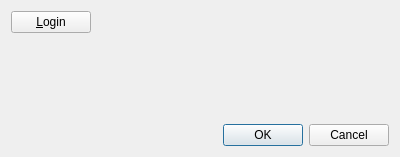
martinrotter/rssguard, file src/services/inoreader/gui/formeditinoreaderaccount.ui: the form before one commit.
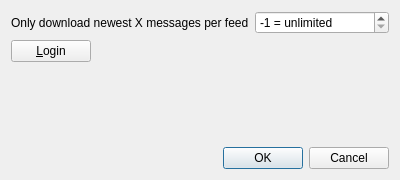
The form after the commit. Custom widgets are drawn as their Qt base class.

What changed in the file:
```diff
--- a/src/services/inoreader/gui/formeditinoreaderaccount.ui
+++ b/src/services/inoreader/gui/formeditinoreaderaccount.ui
@@ -7,25 +7,44 @@
     <x>0</x>
     <y>0</y>
     <width>400</width>
-    <height>157</height>
+    <height>180</height>
    </rect>
   </property>
   <property name="windowTitle">
    <string>Dialog</string>
   </property>
-  <layout class="QGridLayout" name="gridLayout">
-   <item row="1" column="0">
-    <widget class="QDialogButtonBox" name="m_buttonBox">
-     <property name="orientation">
-      <enum>Qt::Horizontal</enum>
-     </property>
-     <property name="standardButtons">
-      <set>QDialogButtonBox::Cancel|QDialogButtonBox::Ok</set>
-     </property>
-    </widget>
-   </item>
+  <layout class="QFormLayout" name="formLayout">
    <item row="0" column="0">
-    <layout class="QFormLayout" name="formLayout">
+    <widget class="QLabel" name="label">
+     <property name="text">
+      <string>Only download newest X messages per feed</string>
+     </property>
+    </widget>
+   </item>
+   <item row="0" column="1">
+    <widget class="QSpinBox" name="m_spinLimitMessages">
+     <property name="maximumSize">
+      <size>
+       <width>140</width>
+       <height>16777215</height>
+      </size>
+     </property>
+     <property name="suffix">
+      <string> = unlimited</string>
+     </property>
+     <property name="minimum">
+      <number>-1</number>
+     </property>
+     <property name="maximum">
+      <number>1000</number>
+     </property>
+     <property name="value">
+      <number>-1</number>
+     </property>
+    </widget>
+   </item>
+   <item row="1" column="0" colspan="2">
+    <layout class="QFormLayout" name="formLayout_2">
      <item row="0" column="0">
       <widget class="QPushButton" name="m_btnTestSetup">
        <property name="text">
@@ -36,9 +55,9 @@
      <item row="0" column="1">
       <widget class="LabelWithStatus" name="m_lblTestResult" native="true">
        <property name="sizePolicy">
-        <sizepolicy hsizetype="Expanding" vsizetype="Preferred">
+        <sizepolicy hsizetype="Expanding" vsizetype="Expanding">
          <horstretch>0</horstretch>
-         <verstretch>0</verstretch>
+         <verstretch>1</verstretch>
         </sizepolicy>
        </property>
        <property name="layoutDirection">
@@ -48,6 +67,29 @@
      </item>
     </layout>
    </item>
+   <item row="3" column="0" colspan="2">
+    <widget class="QDialogButtonBox" name="m_buttonBox">
+     <property name="orientation">
+      <enum>Qt::Horizontal</enum>
+     </property>
+     <property name="standardButtons">
+      <set>QDialogButtonBox::Cancel|QDialogButtonBox::Ok</set>
+     </property>
+    </widget>
+   </item>
+   <item row="2" column="0" colspan="2">
+    <spacer name="verticalSpacer">
+     <property name="orientation">
+      <enum>Qt::Vertical</enum>
+     </property>
+     <property name="sizeHint" stdset="0">
+      <size>
+       <width>20</width>
+       <height>90</height>
+      </size>
+     </property>
+    </spacer>
+   </item>
   </layout>
  </widget>
  <customwidgets>
```
Left out of the diff: 1 changed line with no effect on the pictures.
